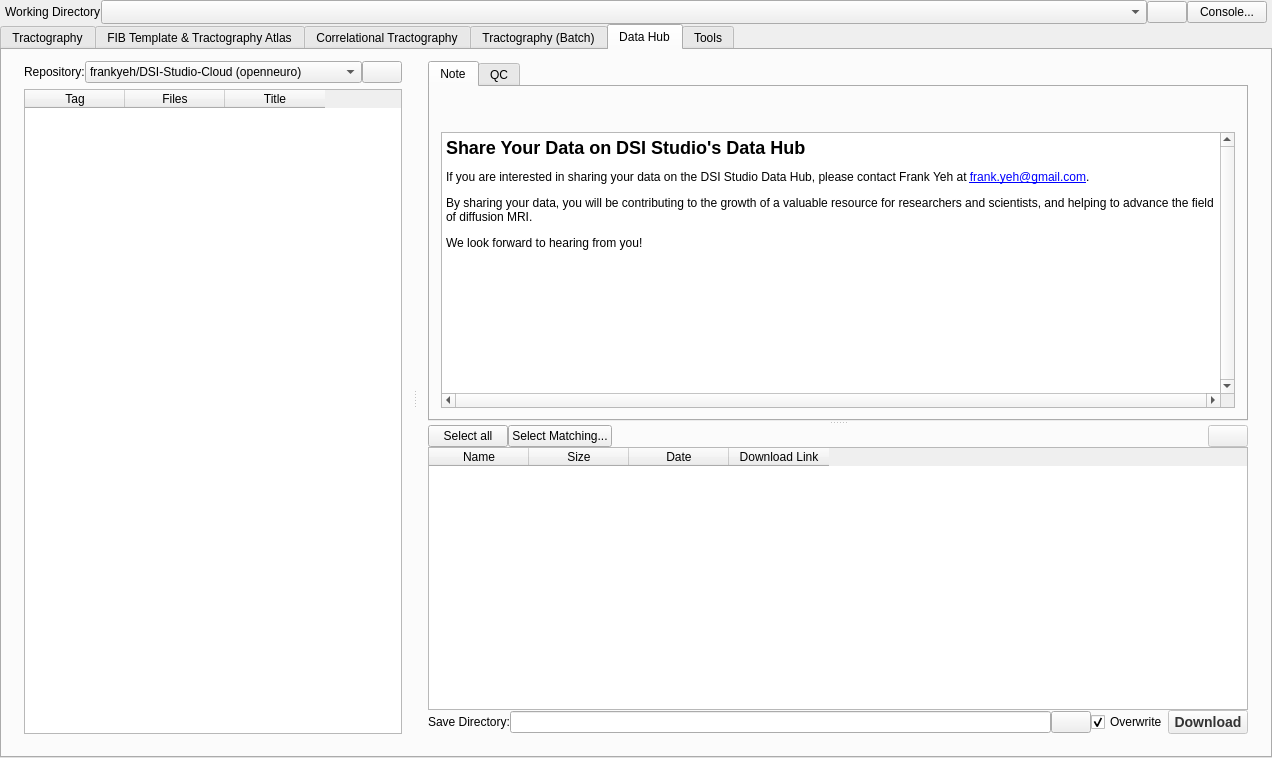
Before: the Qt Designer form mainwindow.ui in frankyeh/DSI-Studio, drawn with Qt 5.
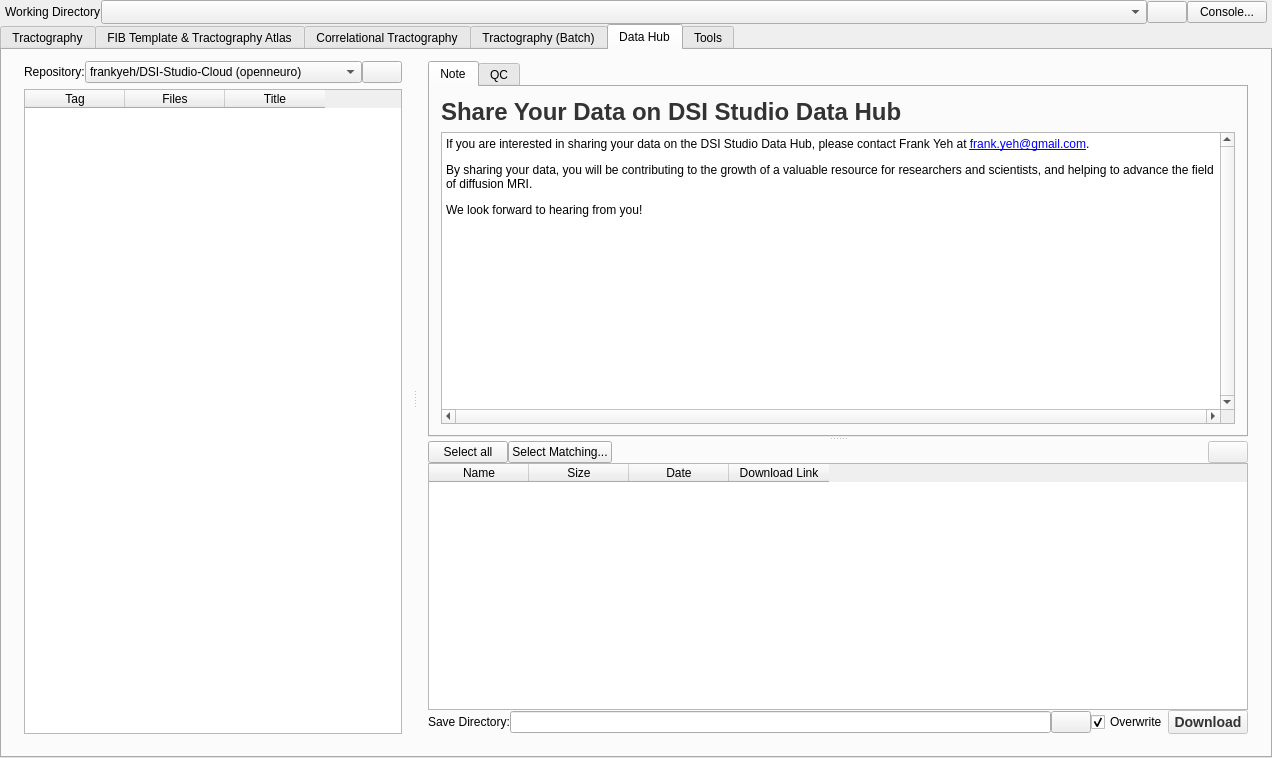
After: the same form once the commit is applied. Icons and pictures are not drawn.

What changed in the file:
```diff
--- a/mainwindow.ui
+++ b/mainwindow.ui
@@ -2749,7 +2749,7 @@
 }</string>
                       </property>
                       <property name="text">
-                       <string> </string>
+                       <string>Share Your Data on DSI Studio Data Hub</string>
                       </property>
                       <property name="wordWrap">
                        <bool>true</bool>
@@ -2786,7 +2786,6 @@
 &lt;html&gt;&lt;head&gt;&lt;meta name=&quot;qrichtext&quot; content=&quot;1&quot; /&gt;&lt;meta charset=&quot;utf-8&quot; /&gt;&lt;style type=&quot;text/css&quot;&gt;
 p, li { white-space: pre-wrap; }
 &lt;/style&gt;&lt;/head&gt;&lt;body style=&quot; font-family:'Segoe UI'; font-size:9pt; font-weight:400; font-style:normal;&quot;&gt;
-&lt;h2 style=&quot; margin-top:16px; margin-bottom:12px; margin-left:0px; margin-right:0px; -qt-block-indent:0; text-indent:0px;&quot;&gt;&lt;span style=&quot; font-size:x-large; font-weight:700;&quot;&gt;Share Your Data on DSI Studio's Data Hub&lt;/span&gt;&lt;/h2&gt;
 &lt;p style=&quot; margin-top:12px; margin-bottom:12px; margin-left:0px; margin-right:0px; -qt-block-indent:0; text-indent:0px;&quot;&gt;If you are interested in sharing your data on the DSI Studio Data Hub, please contact Frank Yeh at &lt;a href=&quot;mailto:frank.yeh@gmail.com&quot;&gt;&lt;span style=&quot; text-decoration: underline; color:#0000ff;&quot;&gt;frank.yeh@gmail.com&lt;/span&gt;&lt;/a&gt;.&lt;/p&gt;
 &lt;p style=&quot; margin-top:12px; margin-bottom:12px; margin-left:0px; margin-right:0px; -qt-block-indent:0; text-indent:0px;&quot;&gt;By sharing your data, you will be contributing to the growth of a valuable resource for researchers and scientists, and helping to advance the field of diffusion MRI.&lt;/p&gt;
 &lt;p style=&quot; margin-top:12px; margin-bottom:12px; margin-left:0px; margin-right:0px; -qt-block-indent:0; text-indent:0px;&quot;&gt;We look forward to hearing from you!&lt;/p&gt;&lt;/body&gt;&lt;/html&gt;</string>
```
Left out of the diff: 4 changed lines with no effect on the pictures.
